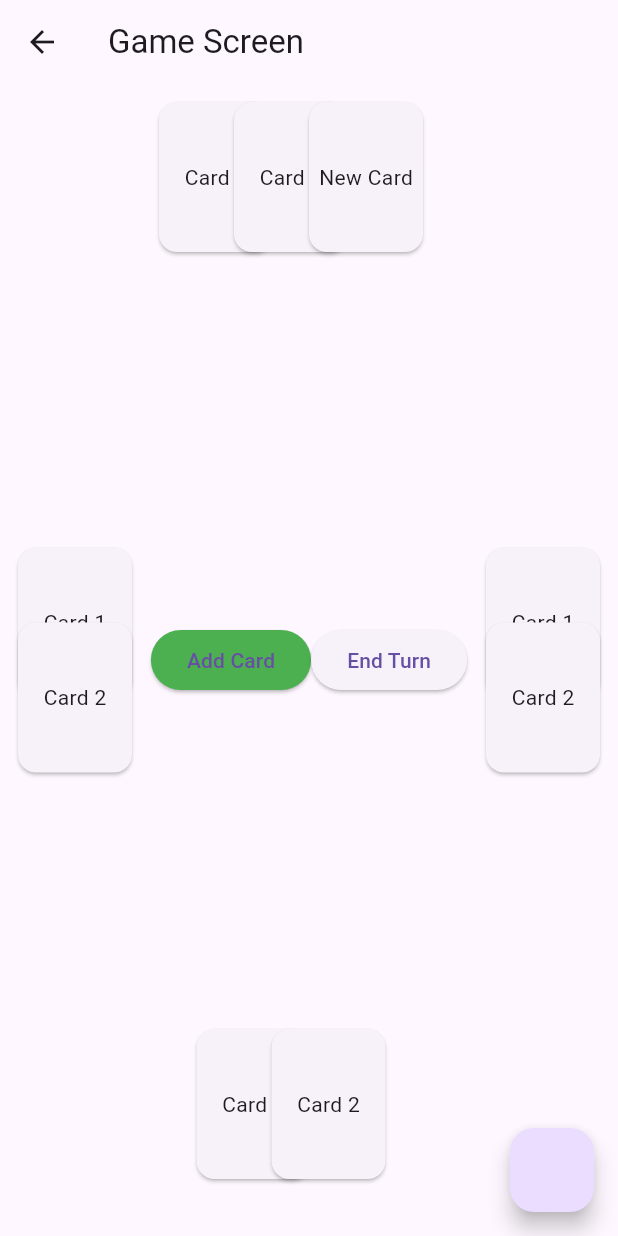
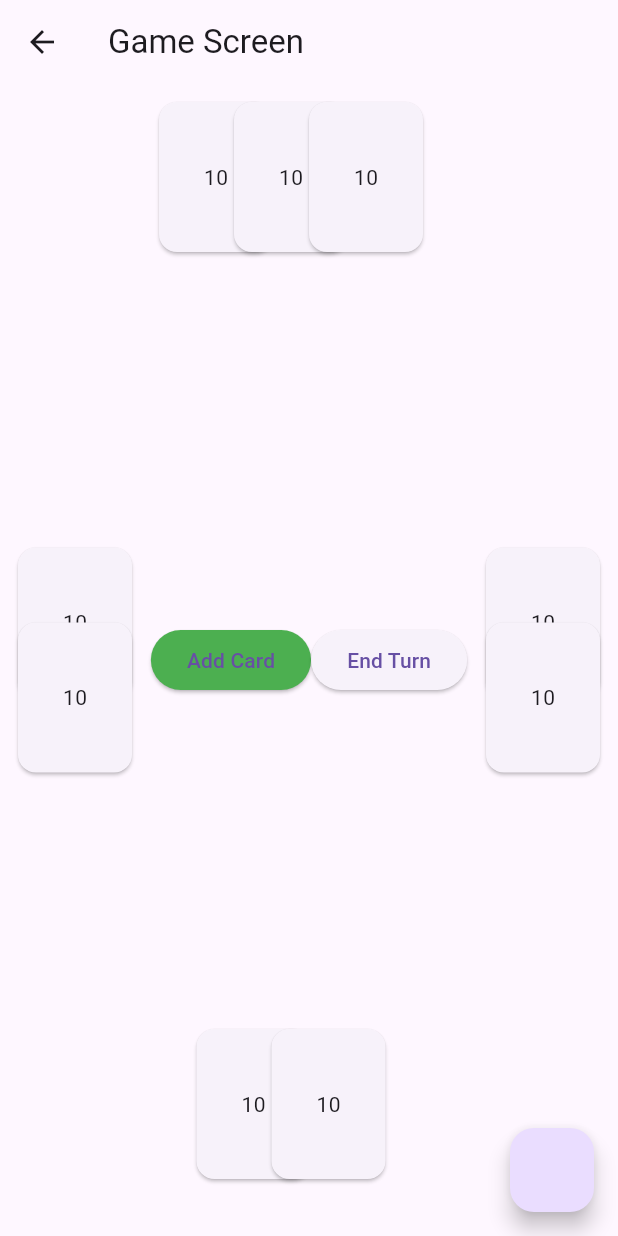
Before and after one commit to LeitMoth/blackjack-the-digital-realm, a Flutter app: the GameScreen screen opened by its route, after a tap on "Add Card", on a phone screen of 412 x 824 dp. Run offline on Flutter 3.47's test engine with Material 3 defaults, Android fonts, the phone set to English and light mode, and no system bars; our stand-ins replace cloud_firestore, firebase_auth, firebase_core, go_router, google_fonts; missing offline and left inert: firebase_ui_auth; accounts and stored records are empty.

Commit message:
Working Card values & added a few todos

```diff
--- a/lib/game_screen.dart
+++ b/lib/game_screen.dart
@@ -2,6 +2,8 @@ import 'package:flutter/material.dart';
 
 import 'widgets/playing_card.dart';
 import 'widgets/playing_hand.dart';
+
+import 'dart:math';
 
 class GameScreen extends StatefulWidget {
   const GameScreen({super.key});
@@ -16,33 +18,61 @@ class GameScreen extends StatefulWidget {
 class GameScreenState extends State<GameScreen> {
   int turn = 0;
 
-  List<PlayingCard> hand0 = [
-    const PlayingCard(text: "Card 1"),
-    const PlayingCard(text: "Card 2")
-  ];
-  List<PlayingCard> hand1 = [
-    const PlayingCard(text: "Card 1"),
-    const PlayingCard(text: "Card 2")
-  ];
-  List<PlayingCard> hand2 = [
-    const PlayingCard(text: "Card 1"),
-    const PlayingCard(text: "Card 2")
-  ];
-  List<PlayingCard> hand3 = [
-    const PlayingCard(text: "Card 1"),
-    const PlayingCard(text: "Card 2")
-  ];
+  List<PlayingCard> hand0 = [];
+  List<PlayingCard> hand1 = [];
+  List<PlayingCard> hand2 = [];
+  List<PlayingCard> hand3 = [];
+
+  @override
+  void initState() {
+    super.initState();
+    hand0 = generateRandomHand();
+    hand1 = generateRandomHand();
+    hand2 = generateRandomHand();
+    hand3 = generateRandomHand();
+  }
+
+  PlayingCard randomCard() {
+    // Returns a random card
+    // TODO: Henry: Implement Random Suit Selection
+    Random random = Random();
+    int number = random.nextInt(13) + 1;
+    if(number == 1) {
+      return const PlayingCard(text: "A");
+    }
+    if (number == 11) {
+      return const PlayingCard(text: "J");
+    }
+    if (number == 12) {
+      return const PlayingCard(text: "Q");
+    }
+    if (number == 13) {
+      return const PlayingCard(text: "K");
+    }
+    else{
+      String cardValue = number.toString();
+      return PlayingCard(text: cardValue);
+    }
+  }
+
+  List<PlayingCard> generateRandomHand() {
+    return [
+      randomCard(),
+      randomCard()
+    ];
+  }
 
   void handleAddCard() {
+    // TODO: Check for bust
     switch (turn) {
       case (0):
-        hand0.add(const PlayingCard(text: "New Card"));
+        hand0.add(randomCard());
       case (1):
-        hand1.add(const PlayingCard(text: "New Card"));
+        hand1.add(randomCard());
       case (2):
-        hand2.add(const PlayingCard(text: "New Card"));
+        hand2.add(randomCard());
       case (3):
-        hand3.add(const PlayingCard(text: "New Card"));
+        hand3.add(randomCard());
     }
   }
 
@@ -102,10 +132,10 @@ class GameScreenState extends State<GameScreen> {
         ),
         floatingActionButton: FloatingActionButton(onPressed: () {
           setState(() {
-            hand1.add(const PlayingCard(text: "Extra Card"));
-            hand2.add(const PlayingCard(text: "Extra Card"));
-            hand3.add(const PlayingCard(text: "Extra Card"));
-            hand0.add(const PlayingCard(text: "Extra Card"));
+            hand1.add(randomCard());
+            hand2.add(randomCard());
+            hand3.add(randomCard());
+            hand0.add(randomCard());
           });
         }));
   }
--- a/lib/widgets/playing_hand.dart
+++ b/lib/widgets/playing_hand.dart
@@ -61,6 +61,7 @@ class PlayingHandState extends State<PlayingHand> {
         //   children: widget.cards,
         // );
         return Container(
+          // TODO: Edit so that the center of the card isn't overlapped, thus blocking the text
           padding: const EdgeInsets.all(8),
           width: 100,
           height: containerSize,
```
